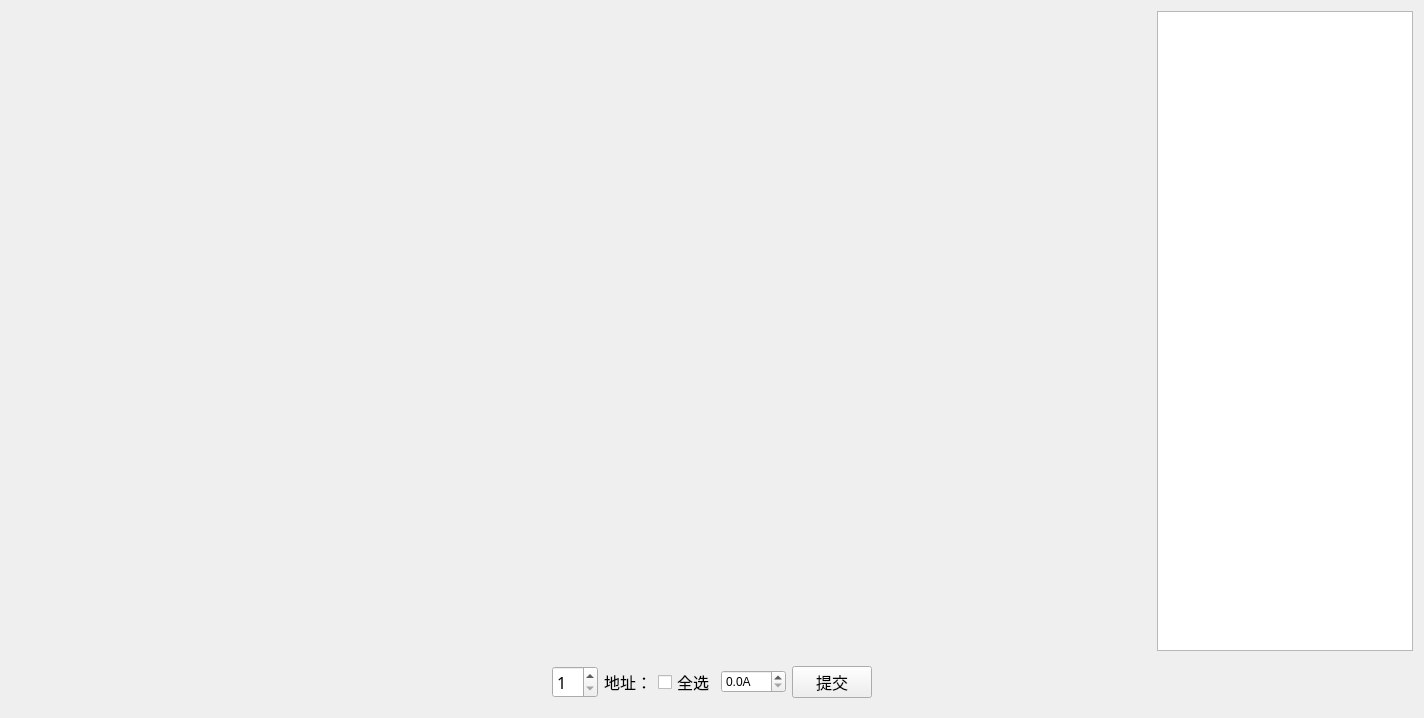
Old version of the form IDC_TestSystem/mpdu/mpdu_test/mpdu_rtu_test/threshold/mpdurtutest_thresholdoutputwid.ui in the repository ChinaClever/IDC_TestSystem.
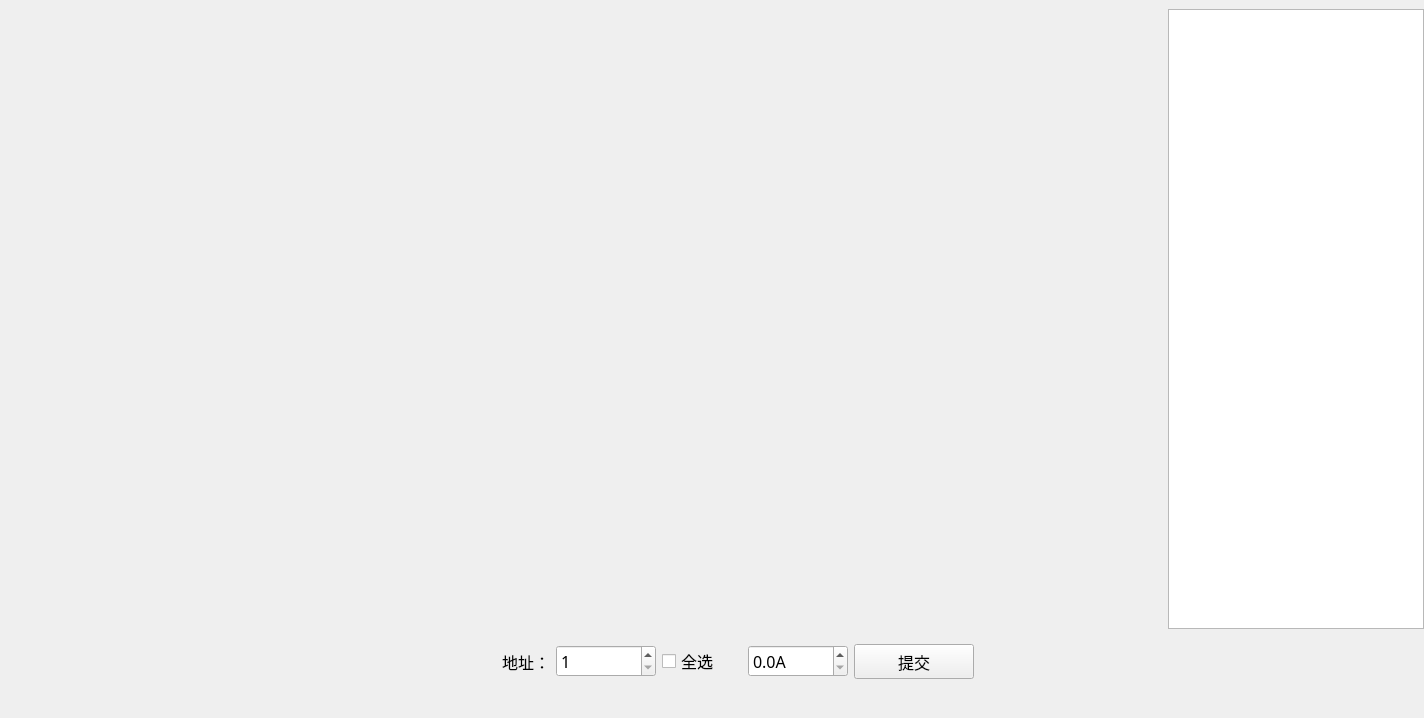
New version of the form.

```diff
--- a/IDC_TestSystem/mpdu/mpdu_test/mpdu_rtu_test/threshold/mpdurtutest_thresholdoutputwid.ui
+++ b/IDC_TestSystem/mpdu/mpdu_test/mpdu_rtu_test/threshold/mpdurtutest_thresholdoutputwid.ui
@@ -14,6 +14,18 @@
    <string>Form</string>
   </property>
   <layout class="QVBoxLayout" name="verticalLayout">
+   <property name="leftMargin">
+    <number>0</number>
+   </property>
+   <property name="topMargin">
+    <number>9</number>
+   </property>
+   <property name="rightMargin">
+    <number>0</number>
+   </property>
+   <property name="bottomMargin">
+    <number>30</number>
+   </property>
    <item>
     <layout class="QHBoxLayout" name="horizontalLayout">
      <item>
@@ -236,21 +248,14 @@
         </property>
        </spacer>
       </item>
-      <item>
-       <widget class="QSpinBox" name="spinBox">
-        <property name="font">
-         <font>
-          <family>微软雅黑</family>
-          <pointsize>12</pointsize>
-         </font>
-        </property>
-        <property name="minimum">
-         <number>1</number>
-        </property>
-       </widget>
-      </item>
       <item>
        <widget class="QLabel" name="label">
+        <property name="minimumSize">
+         <size>
+          <width>100</width>
+          <height>30</height>
+         </size>
+        </property>
         <property name="font">
          <font>
           <family>微软雅黑</family>
@@ -260,10 +265,38 @@
         <property name="text">
          <string>地址：</string>
         </property>
+        <property name="alignment">
+         <set>Qt::AlignRight|Qt::AlignTrailing|Qt::AlignVCenter</set>
+        </property>
+       </widget>
+      </item>
+      <item>
+       <widget class="QSpinBox" name="spinBox">
+        <property name="minimumSize">
+         <size>
+          <width>100</width>
+          <height>30</height>
+         </size>
+        </property>
+        <property name="font">
+         <font>
+          <family>微软雅黑</family>
+          <pointsize>12</pointsize>
+         </font>
+        </property>
+        <property name="minimum">
+         <number>1</number>
+        </property>
        </widget>
       </item>
       <item>
        <widget class="QCheckBox" name="checkBox">
+        <property name="minimumSize">
+         <size>
+          <width>80</width>
+          <height>30</height>
+         </size>
+        </property>
         <property name="font">
          <font>
           <family>微软雅黑</family>
@@ -277,6 +310,18 @@
       </item>
       <item>
        <widget class="QDoubleSpinBox" name="curDoubleSpinBox">
+        <property name="minimumSize">
+         <size>
+          <width>100</width>
+          <height>30</height>
+         </size>
+        </property>
+        <property name="font">
+         <font>
+          <family>微软雅黑</family>
+          <pointsize>12</pointsize>
+         </font>
+        </property>
         <property name="suffix">
          <string>A</string>
         </property>
@@ -287,6 +332,12 @@
       </item>
       <item>
        <widget class="QPushButton" name="pushButton">
+        <property name="minimumSize">
+         <size>
+          <width>120</width>
+          <height>35</height>
+         </size>
+        </property>
         <property name="font">
          <font>
           <family>微软雅黑</family>
```
